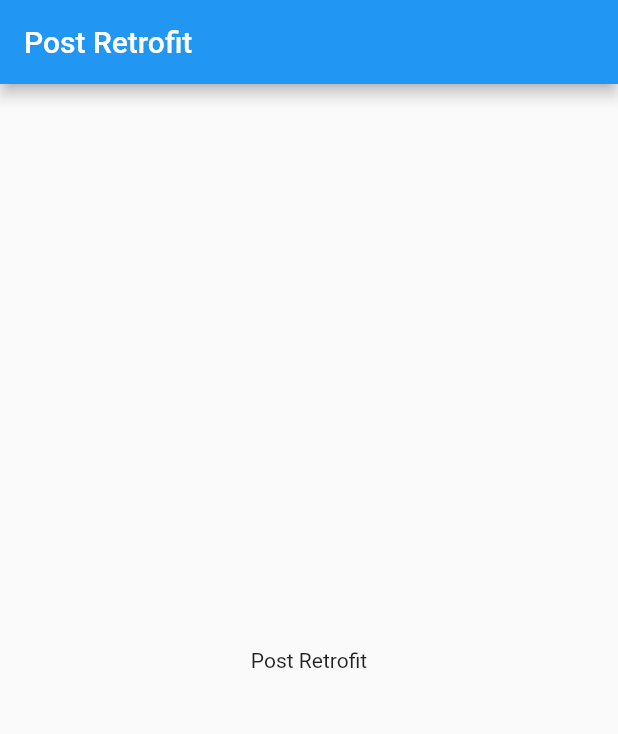
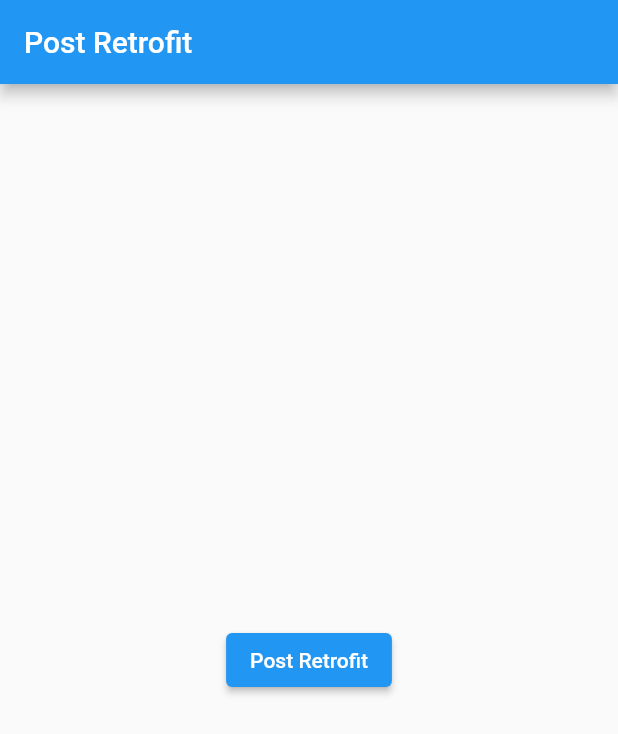
Before and after one commit to adiwirya/testapp, a Flutter app: the screen it shows after launch, on a phone screen of 412 x 824 dp. Shown: the top 734 px of the screen. Run offline on Flutter 3.47's test engine with Material 2 defaults, Android fonts, the phone set to English and light mode, and no system bars; our stand-ins replace dio, get, retrofit; generated files the repository leaves out were written again.

Commit message:
Elevated Button

```diff
--- a/lib/view/post.dart
+++ b/lib/view/post.dart
@@ -12,8 +12,8 @@ class PostScreen extends GetView<PostC> {
         title: const Text('Post Retrofit'),
       ),
       body: Center(
-        child: GestureDetector(
-          onTap: () => controller.getPostData(),
+        child: ElevatedButton(
+          onPressed: () => controller.getPostData(),
           child: const Text('Post Retrofit'),
         ),
       ),
```
